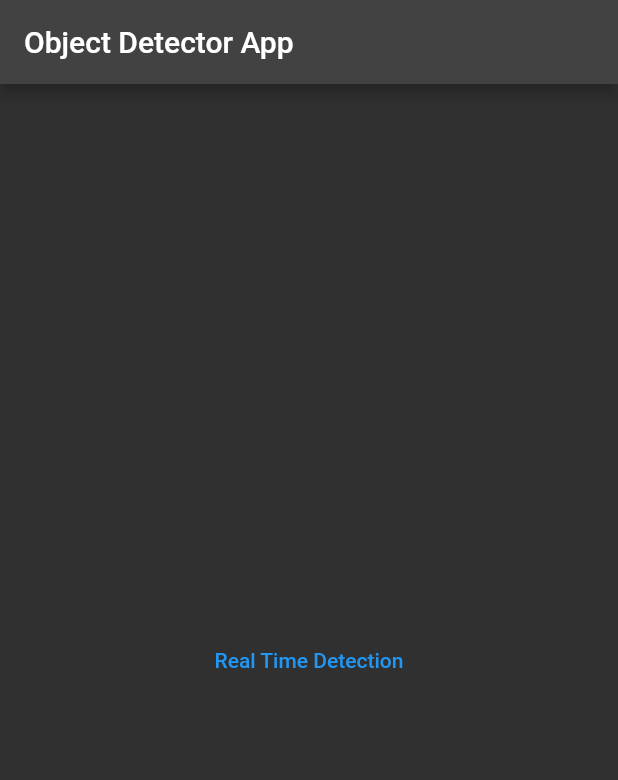
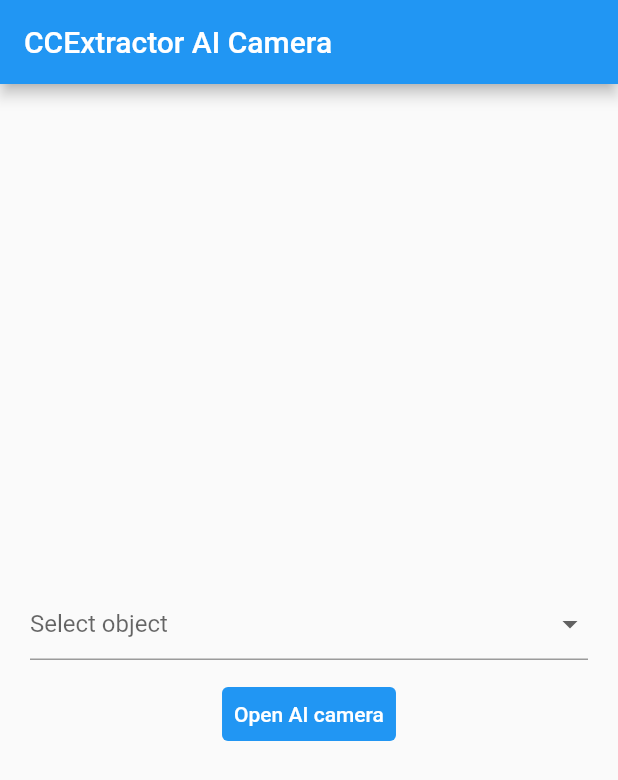
Before and after one commit to aashish2604/ccextractor_aicamera, a Flutter app: the screen it shows after launch, on a phone screen of 412 x 824 dp. Shown: the top 780 px of the screen. Run offline on Flutter 3.47's test engine with Material 2 defaults, Android fonts, the phone set to English and light mode, and no system bars; our stand-ins replace camera, fluttertoast; missing offline and left inert: tflite.

Commit message:
feat: object dropdown

```diff
--- a/lib/main.dart
+++ b/lib/main.dart
@@ -1,6 +1,8 @@
 import 'package:camera/camera.dart';
-import 'package:ccextractor_zoom/realtime/live_camera.dart';
+import 'package:ccextractor_zoom/screens/live_camera_feed.dart';
+import 'package:ccextractor_zoom/utils/app_consts.dart';
 import 'package:flutter/material.dart';
+import 'package:fluttertoast/fluttertoast.dart';
 
 List<CameraDescription> cameras = [];
 
@@ -10,7 +12,7 @@
   runApp(MaterialApp(
     home: const HomePage(),
     debugShowCheckedModeBanner: false,
-    theme: ThemeData.dark(),
+    theme: ThemeData.light(),
   ));
 }
 
@@ -22,30 +24,56 @@
 }
 
 class _HomePageState extends State<HomePage> {
+  String? object;
   @override
   Widget build(BuildContext context) {
     return Scaffold(
       appBar: AppBar(
-        title: const Text("Object Detector App"),
+        title: const Text("CCExtractor AI Camera"),
       ),
       body: Center(
         child: Column(
           mainAxisAlignment: MainAxisAlignment.center,
           children: <Widget>[
+            Padding(
+              padding:
+                  const EdgeInsets.symmetric(horizontal: 20.0, vertical: 12.0),
+              child: DropdownButtonFormField(
+                  value: object,
+                  hint: const Text('Select object'),
+                  validator: (value) => value == null ? "Required" : null,
+                  items: kObjects
+                      .map((e) => DropdownMenuItem(value: e, child: Text(e)))
+                      .toList(),
+                  onChanged: (val) {
+                    object = val.toString();
+                  }),
+            ),
             ButtonTheme(
               minWidth: 160,
               child: TextButton(
-                child: const Text("Real Time Detection"),
+                style: TextButton.styleFrom(
+                  backgroundColor: Colors.blue,
+                ),
                 onPressed: () {
+                  if (object != null) {
                     Navigator.push(
                       context,
                       MaterialPageRoute(
                         builder: (context) => LiveFeed(
                           cameras: cameras,
+                          object: object!,
                         ),
                       ),
                     );
+                  } else {
+                    Fluttertoast.showToast(msg: "Select an object");
+                  }
                 },
+                child: const Text(
+                  "Open AI camera",
+                  style: TextStyle(color: Colors.white),
+                ),
               ),
             ),
           ],
--- /dev/null
+++ b/lib/utils/app_consts.dart
@@ -0,0 +1,82 @@
+const List<String> kObjects = [
+  'person',
+  'bicycle',
+  'car',
+  'motorcycle',
+  'airplane',
+  'bus',
+  'train',
+  'truck',
+  'boat',
+  'traffic light',
+  'fire hydrant',
+  'stop sign',
+  'parking meter',
+  'bench',
+  'bird',
+  'cat',
+  'dog',
+  'horse',
+  'sheep',
+  'cow',
+  'elephant',
+  'bear',
+  'zebra',
+  'giraffe',
+  'backpack',
+  'umbrella',
+  'handbag',
+  'tie',
+  'suitcase',
+  'frisbee',
+  'skis',
+  'snowboard',
+  'sports ball',
+  'kite',
+  'baseball bat',
+  'baseball glove',
+  'skateboard',
+  'surfboard',
+  'tennis racket',
+  'bottle',
+  'wine glass',
+  'cup',
+  'fork',
+  'knife',
+  'spoon',
+  'bowl',
+  'banana',
+  'apple',
+  'sandwich',
+  'orange',
+  'broccoli',
+  'carrot',
+  'hot dog',
+  'pizza',
+  'donut',
+  'cake',
+  'chair',
+  'couch',
+  'potted plant',
+  'bed',
+  'dining table',
+  'toilet',
+  'tv',
+  'laptop',
+  'mouse',
+  'remote',
+  'keyboard',
+  'cell phone',
+  'microwave',
+  'oven',
+  'toaster',
+  'sink',
+  'refrigerator',
+  'book',
+  'clock',
+  'vase',
+  'scissors',
+  'teddy bear',
+  'hair drier',
+  'toothbrush',
+];
```
Lines whose indentation alone changed are shown as unchanged.
